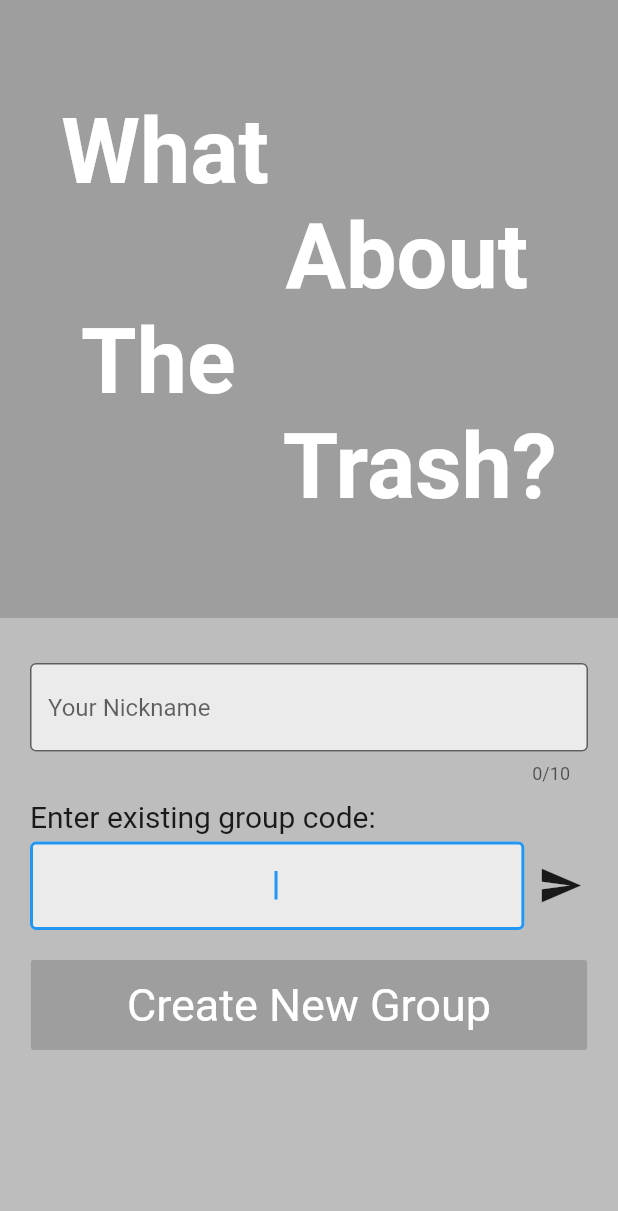
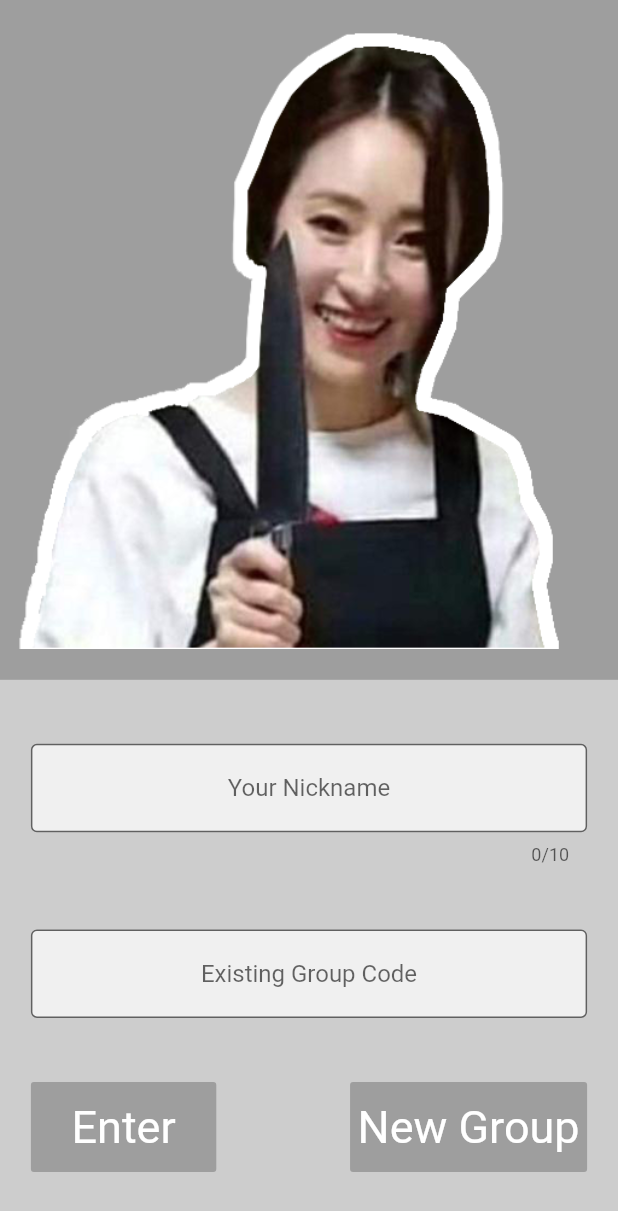
Before and after one commit to RonitPr/WhatAboutTheTrash, a Flutter app: the screen it shows after launch, after a tap on "UPDATE", on a phone screen of 412 x 824 dp. Shown: the top 1211 px of the screen. Run offline on Flutter 3.47's test engine with Material 2 defaults, Android fonts, the phone set to English and light mode, and no system bars; our stand-ins replace table_calendar.

Commit message:
refactor(client): new enter group screen

```diff
--- a/lib/Screens/InitialScreen.dart
+++ /dev/null
@@ -1,66 +0,0 @@
-import 'package:flutter/material.dart';
-import 'package:mehz/Styles/styles.dart';
-import 'package:mehz/Widgets/EnterGroupForm.dart';
-
-class InitialScreen extends StatelessWidget {
-  const InitialScreen({Key? key}) : super(key: key);
-
-  Text getTitle() {
-    return Text(
-      "What\n \t\t\t\t\t\t\t\t\tAbout\n The\n \t\t\t\t\t\t\t\t\tTrash?",
-      style: TextStyle(
-        color: Colors.white,
-        fontSize: 60,
-        fontWeight: FontWeight.bold,
-      ),
-    );
-  }
-
-  @override
-  Widget build(BuildContext context) {
-    return Scaffold(
-      resizeToAvoidBottomInset: false,
-      body: Container(
-        child: Column(
-          mainAxisAlignment: MainAxisAlignment.center,
-          children: [
-            Flexible(
-              flex: 2,
-              fit: FlexFit.tight,
-              child: Container(
-                color: Colors.grey[500],
-                child: Center(child: getTitle()),
-              ),
-            ),
-            Flexible(
-              flex: 2,
-              fit: FlexFit.tight,
-              child: Container(
-                color: Colors.grey[400],
-                child: Column(
-                  children: [
-                    EnterGroupForm(),
-                    Padding(
-                      padding: const EdgeInsets.only(top: 20.0),
-                      child: TextButton(
-                        onPressed: () {},
-                        child: Text("Create New Group"),
-                        style: getFlatButtonStyle(
-                          bgColor: Colors.grey,
-                          textColor: Colors.white,
-                          width: MediaQuery.of(context).size.width * 0.9,
-                          height: 60,
-                          textSize: 30,
-                        ),
-                      ),
-                    )
-                  ],
-                ),
-              ),
-            )
-          ],
-        ),
-      ),
-    );
-  }
-}
--- /dev/null
+++ b/lib/Screens/NoGroupScreen.dart
@@ -0,0 +1,136 @@
+import 'package:flutter/material.dart';
+import 'package:mehz/Styles/styles.dart';
+
+final validCharacters = RegExp(r'^[a-zA-Z0-9]+$');
+
+class NoGroupScreen extends StatefulWidget {
+  const NoGroupScreen({Key? key}) : super(key: key);
+
+  @override
+  _NoGroupScreenState createState() => _NoGroupScreenState();
+}
+
+class _NoGroupScreenState extends State<NoGroupScreen> {
+  static final _formKey = GlobalKey<FormState>();
+  final nickController = TextEditingController();
+  final gcodeController = TextEditingController();
+
+  @override
+  void dispose() {
+    nickController.dispose();
+    gcodeController.dispose();
+    super.dispose();
+  }
+
+  @override
+  Widget build(BuildContext context) {
+    return Scaffold(
+      body: Center(
+          child: SingleChildScrollView(
+        reverse: true,
+        child: Column(
+          children: [
+            Container(
+              height: MediaQuery.of(context).size.height * 0.55,
+              width: MediaQuery.of(context).size.width,
+              color: Colors.grey[500],
+              child: Image.asset('lib/Assets/suaknife.png'),
+            ),
+            Container(
+              height: MediaQuery.of(context).size.height * 0.45,
+              width: MediaQuery.of(context).size.width * 0.9,
+              child: Form(
+                key: _formKey,
+                child: Column(
+                  mainAxisAlignment: MainAxisAlignment.spaceEvenly,
+                  children: [
+                    TextFormField(
+                      controller: nickController,
+                      maxLength: 10,
+                      maxLines: 1,
+                      textAlign: TextAlign.center,
+                      decoration: InputDecoration(
+                        border: OutlineInputBorder(),
+                        fillColor: Colors.white70,
+                        filled: true,
+                        hintText: 'Your Nickname',
+                        errorStyle: TextStyle(fontSize: 15),
+                      ),
+                      validator: (value) {
+                        if (value == null || value.isEmpty) {
+                          return 'Forgot your nickname!';
+                        }
+                        if (!validCharacters.hasMatch(value)) {
+                          return 'Use only letters and numbers!';
+                        }
+                        return null;
+                      },
+                    ),
+                    TextFormField(
+                      controller: gcodeController,
+                      maxLines: 1,
+                      textAlign: TextAlign.center,
+                      decoration: InputDecoration(
+                        border: OutlineInputBorder(),
+                        fillColor: Colors.white70,
+                        filled: true,
+                        hintText: 'Existing Group Code',
+                        errorStyle: TextStyle(fontSize: 15),
+                      ),
+                      validator: (value) {
+                        if (value == null || value.isEmpty) {
+                          return 'Forgot the code!';
+                        }
+                        if (!validCharacters.hasMatch(value)) {
+                          return 'That can\'t be right!';
+                        }
+                        return null;
+                      },
+                    ),
+                    Row(
+                      mainAxisAlignment: MainAxisAlignment.center,
+                      children: [
+                        TextButton(
+                          onPressed: () {
+                            if (_formKey.currentState!.validate()) {
+                              // Enter the group with this nickname.
+                              ScaffoldMessenger.of(context).showSnackBar(
+                                SnackBar(
+                                    content: Text(
+                                        "Entering group... ${nickController.text} ${gcodeController.text}")),
+                              );
+                            }
+                          },
+                          child: Text("Enter"),
+                          style: getFlatButtonStyle(
+                            bgColor: Colors.grey,
+                            textColor: Colors.white,
+                            width: MediaQuery.of(context).size.width * 0.3,
+                            height: 60,
+                            textSize: 30,
+                          ),
+                        ),
+                        Spacer(),
+                        TextButton(
+                          onPressed: () {},
+                          child: Text("New Group"),
+                          style: getFlatButtonStyle(
+                            bgColor: Colors.grey,
+                            textColor: Colors.white,
+                            width: MediaQuery.of(context).size.width * 0.3,
+                            height: 60,
+                            textSize: 30,
+                          ),
+                        ),
+                      ],
+                    ),
+                  ],
+                ),
+              ),
+            ),
+          ],
+        ),
+      )),
+    );
+  }
+}
--- a/lib/Widgets/EnterGroupForm.dart
+++ /dev/null
@@ -1,116 +0,0 @@
-import 'package:flutter/material.dart';
-
-final validCharacters = RegExp(r'^[a-zA-Z0-9]+$');
-
-class EnterGroupForm extends StatefulWidget {
-  const EnterGroupForm({Key? key}) : super(key: key);
-
-  @override
-  _EnterGroupFormState createState() => _EnterGroupFormState();
-}
-
-class _EnterGroupFormState extends State<EnterGroupForm> {
-  final _formKey = GlobalKey<FormState>();
-  final nickController = TextEditingController();
-  final gcodeController = TextEditingController();
-
-  @override
-  void dispose() {
-    nickController.dispose();
-    gcodeController.dispose();
-    super.dispose();
-  }
-
-  @override
-  Widget build(BuildContext context) {
-    return Form(
-      key: _formKey,
-      child: Column(
-        crossAxisAlignment: CrossAxisAlignment.start,
-        children: <Widget>[
-          Padding(
-            padding: const EdgeInsets.only(left: 20.0, right: 20.0, top: 30),
-            child: TextFormField(
-              controller: nickController,
-              validator: (value) {
-                if (value == null || value.isEmpty) {
-                  return 'Forgot your nickname!';
-                }
-                if (!validCharacters.hasMatch(value)) {
-                  return 'Use only letters and numbers!';
-                }
-                return null;
-              },
-              maxLength: 10,
-              maxLines: 1,
-              decoration: InputDecoration(
-                border: OutlineInputBorder(),
-                fillColor: Colors.white70,
-                filled: true,
-                hintText: 'Your Nickname',
-                errorStyle: TextStyle(fontSize: 15),
-              ),
-            ),
-          ),
-          Padding(
-            padding: const EdgeInsets.only(bottom: 5.0, top: 10, left: 20),
-            child: Text(
-              "Enter existing group code:",
-              style: TextStyle(fontSize: 20),
-            ),
-          ),
-          Padding(
-            padding: const EdgeInsets.only(left: 20.0),
-            child: Row(
-              crossAxisAlignment: CrossAxisAlignment.start,
-              children: [
-                SizedBox(
-                  width: MediaQuery.of(context).size.width * 0.8,
-                  child: TextFormField(
-                    controller: gcodeController,
-                    autofocus: true,
-                    validator: (value) {
-                      if (value == null || value.isEmpty) {
-                        return 'Forgot the code!';
-                      }
-                      if (!validCharacters.hasMatch(value)) {
-                        return 'That can\'t be right!';
-                      }
-                      return null;
-                    },
-                    maxLines: 1,
-                    textAlign: TextAlign.center,
-                    decoration: InputDecoration(
-                      border: OutlineInputBorder(),
-                      fillColor: Colors.white70,
-                      filled: true,
-                      errorStyle: TextStyle(fontSize: 15),
-                    ),
-                  ),
-                ),
-                IconButton(
-                  padding: EdgeInsets.only(top: 10),
-                  icon: Icon(
-                    Icons.send,
-                    size: 30,
-                  ),
-                  onPressed: () {
-                    if (_formKey.currentState!.validate()) {
-                      // String nickName = nickController.text;
-                      // String gcode = gcodeController.text;
-                      // Enter the group with this nickname.
-                      ScaffoldMessenger.of(context).showSnackBar(
-                        SnackBar(content: Text("Entering group...")),
-                      );
-                    }
-                  },
-                )
-              ],
-            ),
-          ),
-        ],
-      ),
-    );
-    ;
-  }
-}
--- a/lib/main.dart
+++ b/lib/main.dart
@@ -1,5 +1,5 @@
 import 'package:flutter/material.dart';
-import 'package:mehz/Screens/InitialScreen.dart';
+import 'Screens/NoGroupScreen.dart';
 import 'package:mehz/Screens/MainScreen.dart';
 import 'package:mehz/Screens/ReportScreen.dart';
 
@@ -14,7 +14,7 @@ class MehzApp extends StatelessWidget {
       initialRoute: '/',
       routes: {
         '/': (context) => const MainScreen(),
-        '/noGroupScreen': (context) => const InitialScreen(),
+        '/noGroupScreen': (context) => const NoGroupScreen(),
         // '/settingsScreen': (context) => const SettingsScreen(),
         '/reportScreen': (context) => const ReportScreen(),
         // '/createGroupScreen' : (context) => const CreateGroupScreen(),
--- a/pubspec.yaml
+++ b/pubspec.yaml
@@ -51,6 +51,7 @@ flutter:
   #   - images/a_dot_ham.jpeg
   assets:
     - lib/mockup/groups.json
+    - lib/Assets/suaknife.png
 
   # An image asset can refer to one or more resolution-specific "variants", see
   # https://flutter.dev/assets-and-images/#resolution-aware.
```
Also changed, not shown: lib/Assets/suaknife.png (added).
